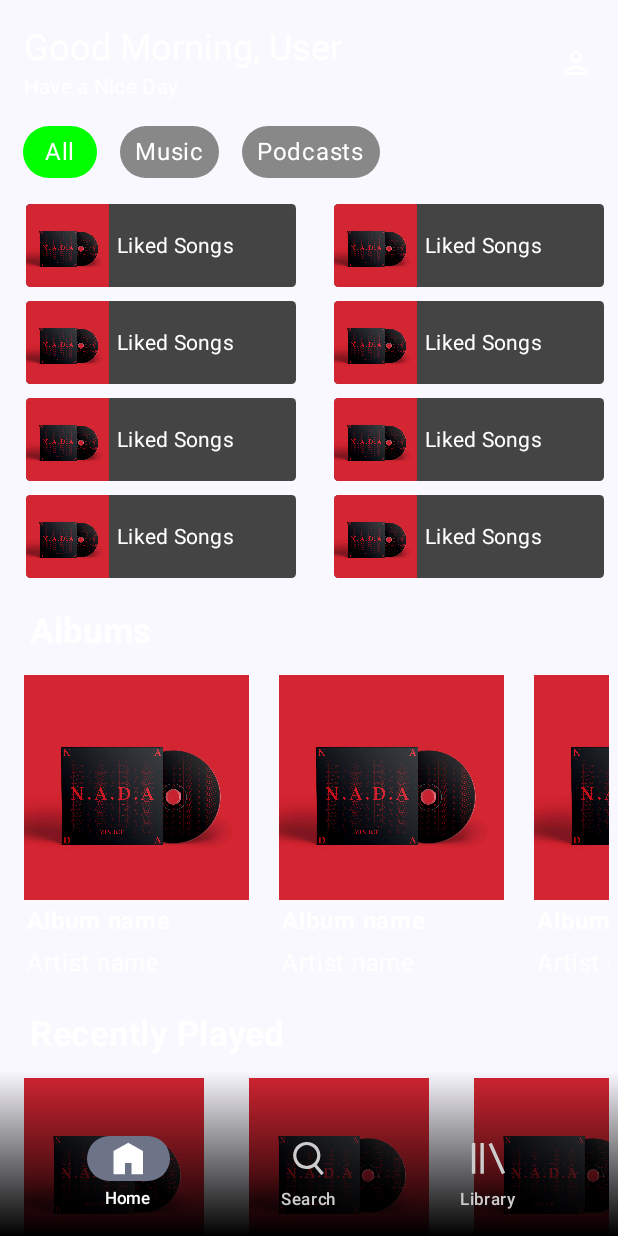
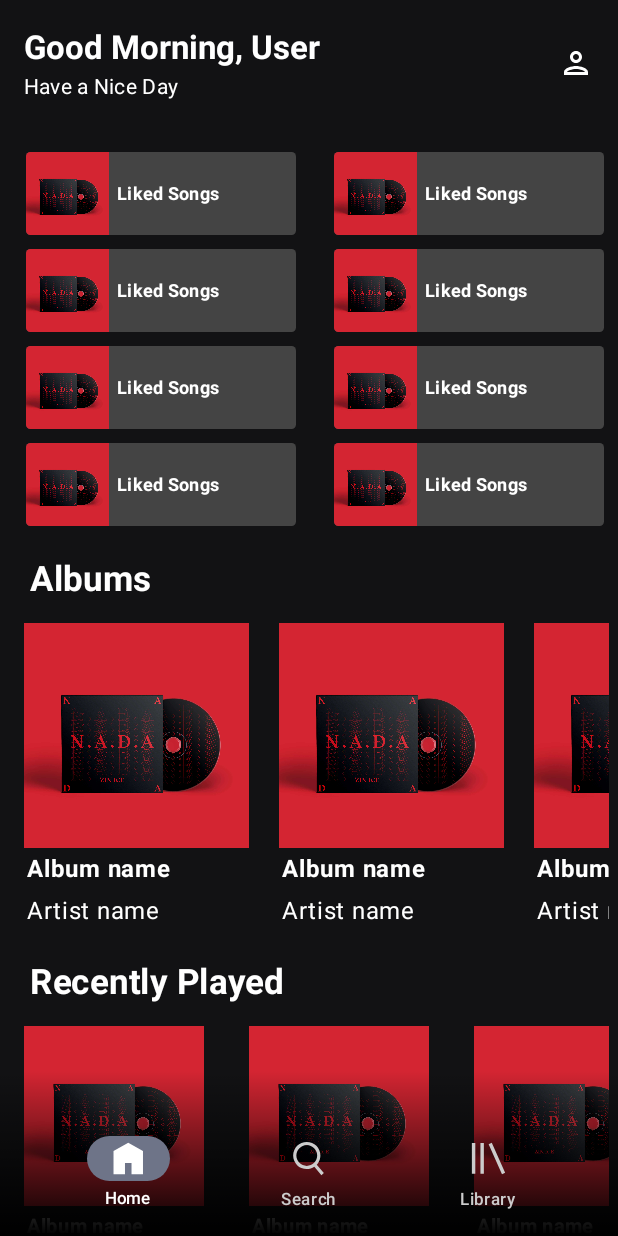
Before and after one commit to navneet851/Neptune, an Android app built with Jetpack Compose: the screen it shows after launch (MainActivity), on a phone screen of 412 x 824 dp. Run offline under Robolectric (Android 15) with nearby library versions, the phone set to English and light mode, and no system bars.

Commit message:
status bar

```diff
--- a/app/src/main/java/com/music/stream/neptune/MainActivity.kt
+++ b/app/src/main/java/com/music/stream/neptune/MainActivity.kt
@@ -11,14 +11,20 @@ class MainActivity : ComponentActivity() {
     @RequiresApi(Build.VERSION_CODES.S)
 
     override fun onCreate(savedInstanceState: Bundle?) {
-        actionBar?.hide()
+//        enableEdgeToEdge(
+//            statusBarStyle = SystemBarStyle.light(
+//                Color(0xFF121214).toArgb(), Color(0xFF121214).toArgb()
+//            )
+//        )
         super.onCreate(savedInstanceState)
 
         setContent {
             NeptuneTheme {
                 // A surface container using the 'background' color from the theme
 
-                App()
+                    App()
+
+
             }
         }
     }
--- a/app/src/main/java/com/music/stream/neptune/screens/HomeScreen.kt
+++ b/app/src/main/java/com/music/stream/neptune/screens/HomeScreen.kt
@@ -1,5 +1,7 @@
 package com.music.stream.neptune.screens
 
+import android.os.Build
+import androidx.annotation.RequiresApi
 import androidx.compose.foundation.Image
 import androidx.compose.foundation.background
 import androidx.compose.foundation.clickable
@@ -14,6 +16,8 @@ import androidx.compose.foundation.layout.padding
 import androidx.compose.foundation.layout.size
 import androidx.compose.foundation.layout.width
 import androidx.compose.foundation.lazy.LazyRow
+import androidx.compose.foundation.lazy.grid.GridCells
+import androidx.compose.foundation.lazy.grid.LazyVerticalGrid
 import androidx.compose.foundation.rememberScrollState
 import androidx.compose.foundation.shape.RoundedCornerShape
 import androidx.compose.foundation.verticalScroll
@@ -25,45 +29,54 @@ import androidx.compose.material3.Icon
 import androidx.compose.material3.MaterialTheme
 import androidx.compose.material3.Text
 import androidx.compose.runtime.Composable
-import androidx.compose.runtime.getValue
-import androidx.compose.runtime.mutableStateOf
-import androidx.compose.runtime.remember
-import androidx.compose.runtime.setValue
 import androidx.compose.ui.Alignment
 import androidx.compose.ui.Modifier
 import androidx.compose.ui.draw.clip
 import androidx.compose.ui.graphics.Brush
 import androidx.compose.ui.graphics.Color
+import androidx.compose.ui.graphics.toArgb
 import androidx.compose.ui.layout.ContentScale
 import androidx.compose.ui.res.painterResource
 import androidx.compose.ui.text.TextStyle
 import androidx.compose.ui.text.font.FontWeight
 import androidx.compose.ui.text.style.TextAlign
+import androidx.compose.ui.tooling.preview.Preview
 import androidx.compose.ui.unit.dp
 import androidx.compose.ui.unit.sp
 import androidx.navigation.NavController
 import com.music.stream.neptune.R
+import com.music.stream.neptune.ui.theme.appbackground
+import java.time.LocalTime
 
 
+@RequiresApi(Build.VERSION_CODES.O)
 @Composable
-fun HomeScreen(navController: NavController) {
-
+fun HomeScreen(navController: NavController){
         Column(
             modifier = Modifier
                 .fillMaxSize()
                 .verticalScroll(rememberScrollState())
+                .background(Color(appbackground.toArgb()))
         ) {
             GreetingSection()
-            ChipSection(chip = listOf(" All ", "Music", "Podcasts"))
+//            ChipSection(chip = listOf(" All ", "Music", "Podcasts"))
             HomePlaylistGrid(navController)
+            //HomePlaylistGrid1()
             HomeAlbums(albums = listOf("karan aujla", "diljit", "fudfu", "frref", "frrf"))
             HomeRecentlyPlayed(navController, albums = listOf("karan aujla", "diljit", "fudfu", "frref", "frrf"))
             ImageCard(Image = R.drawable.album, contentDescription = "album", title = "Amlum : karan Aujla")
         }
 }
 
+@RequiresApi(Build.VERSION_CODES.O)
 @Composable
 fun GreetingSection(name : String = "User") {
+    val currentHour = LocalTime.now().hour
+    val greeting = when {
+        currentHour < 12 -> "Good Morning"
+        currentHour < 17 -> "Good Afternoon"
+        else -> "Good Evening"
+    }
     Row(
         horizontalArrangement = Arrangement.SpaceBetween,
         verticalAlignment = Alignment.CenterVertically,
@@ -73,9 +86,11 @@ fun GreetingSection(name : String = "User") {
     ) {
         Column(verticalArrangement = Arrangement.Center) {
             Text(
-                text = "Good Morning, $name",
+                text = "$greeting, $name",
                 style = MaterialTheme.typography.headlineSmall,
-                color = Color.White
+                color = Color.White,
+                fontSize = 22.sp,
+                fontWeight = FontWeight.Bold
                 )
             Text(
                 text = "Have a Nice Day",
@@ -87,34 +102,34 @@ fun GreetingSection(name : String = "User") {
     }
 }
 
-@Composable
-fun ChipSection(
-    chip : List<String>
-) {
-    var selectedChip by remember {
-        mutableStateOf(0)
-    }
-    LazyRow{
-        items(chip.size){
-            Box(contentAlignment = Alignment.Center,
-                modifier = Modifier
-                    .padding(15.dp, 0.dp, 0.dp, 0.dp)
-                    .clickable {
-                        selectedChip = it
-                    }
-                    .clip(RoundedCornerShape(50.dp))
-                    .background(
-                        if (selectedChip == it) Color.Green
-                        else Color.Gray
-                    )
-                    .padding(10.dp, 5.dp)
-
-            ){
-                Text(text = chip[it], color = Color.White)
-            }
-        }
-    }
-}
+//@Composable
+//fun ChipSection(
+//    chip : List<String>
+//) {
+//    var selectedChip by remember {
+//        mutableStateOf(0)
+//    }
+//    LazyRow{
+//        items(chip.size){
+//            Box(contentAlignment = Alignment.Center,
+//                modifier = Modifier
+//                    .padding(15.dp, 0.dp, 0.dp, 0.dp)
+//                    .clickable {
+//                        selectedChip = it
+//                    }
+//                    .clip(RoundedCornerShape(50.dp))
+//                    .background(
+//                        if (selectedChip == it) Color.Green
+//                        else Color.Gray
+//                    )
+//                    .padding(10.dp, 5.dp)
+//
+//            ){
+//                Text(text = chip[it], color = Color.White)
+//            }
+//        }
+//    }
+//}
 
 @Composable
 fun HomePlaylistGrid(navController: NavController) {
@@ -150,7 +165,9 @@ fun HomePlaylistGrid(navController: NavController) {
                         Text(modifier = Modifier.padding(5.dp),
                             text = "Liked Songs",
                             style = MaterialTheme.typography.bodyMedium,
-                            color = Color.White
+                            color = Color.White,
+                            fontSize = 12.sp,
+                            fontWeight = FontWeight.Bold
                         )
 
                     }
@@ -162,6 +179,45 @@ fun HomePlaylistGrid(navController: NavController) {
 
 
 }
+
+@Preview
+@Composable
+fun HomePlaylistGrid1() {
+    LazyVerticalGrid(
+        columns = GridCells.Fixed(2)
+    ) {
+        items(8) {
+            Row(
+                horizontalArrangement = Arrangement.Start,
+                verticalAlignment = Alignment.CenterVertically,
+                modifier = Modifier
+                    .padding(4.dp)
+                    .clip(RoundedCornerShape(3.dp))
+                    .background(Color.DarkGray)
+                    .width(180.dp)
+                    .clickable {
+                        //navController.navigate("albums")
+                    }
+            ) {
+                Image(
+                    modifier = Modifier
+                        .size(55.dp),
+                    contentScale = ContentScale.Crop,
+                    painter = painterResource(id = R.drawable.album), contentDescription = "Profile"
+                )
+                Text(
+                    modifier = Modifier.padding(5.dp),
+                    text = "Liked Songs",
+                    style = MaterialTheme.typography.bodyMedium,
+                    color = Color.White
+                )
+
+            }
+        }
+
+    }
+}
+
 
 @Composable
 fun HomeAlbums(
@@ -249,7 +305,7 @@ fun ImageCard(
     title: String,
     modifier: Modifier = Modifier
 ) {
-    Column() {
+    Column {
         repeat(2) {
             Card(
                 shape = RoundedCornerShape(25.dp),
--- a/app/src/main/java/com/music/stream/neptune/ui/theme/Color.kt
+++ b/app/src/main/java/com/music/stream/neptune/ui/theme/Color.kt
@@ -9,3 +9,4 @@ val Pink80 = Color(0xFFEFB8C8)
 val Purple40 = Color(0xFF6650a4)
 val PurpleGrey40 = Color(0xFF625b71)
 val Pink40 = Color(0xFF7D5260)
+val appbackground = Color(0xFF121214)
--- a/app/src/main/java/com/music/stream/neptune/ui/theme/Theme.kt
+++ b/app/src/main/java/com/music/stream/neptune/ui/theme/Theme.kt
@@ -10,6 +10,7 @@ import androidx.compose.material3.dynamicLightColorScheme
 import androidx.compose.material3.lightColorScheme
 import androidx.compose.runtime.Composable
 import androidx.compose.runtime.SideEffect
+import androidx.compose.ui.graphics.Color
 import androidx.compose.ui.graphics.toArgb
 import androidx.compose.ui.platform.LocalContext
 import androidx.compose.ui.platform.LocalView
@@ -18,16 +19,17 @@ import androidx.core.view.WindowCompat
 private val DarkColorScheme = darkColorScheme(
     primary = Purple80,
     secondary = PurpleGrey80,
-    tertiary = Pink80
+    tertiary = Pink80,
+    background = appbackground,
 )
 
 private val LightColorScheme = lightColorScheme(
     primary = Purple40,
     secondary = PurpleGrey40,
-    tertiary = Pink40
+    tertiary = Pink40 ,
+    background = appbackground,
+    /* Other default colors to override
 
-    /* Other default colors to override
-    background = Color(0xFFFFFBFE),
     surface = Color(0xFFFFFBFE),
     onPrimary = Color.White,
     onSecondary = Color.White,
@@ -57,7 +59,7 @@ fun NeptuneTheme(
     if (!view.isInEditMode) {
         SideEffect {
             val window = (view.context as Activity).window
-            window.statusBarColor = colorScheme.primary.toArgb()
+            window.statusBarColor = Color(0xFF121214).toArgb()
             WindowCompat.getInsetsController(window, view).isAppearanceLightStatusBars = darkTheme
         }
     }
--- /dev/null
+++ b/app/src/main/res/values/ic_launcher_background.xml
@@ -0,0 +1,4 @@
+<?xml version="1.0" encoding="utf-8"?>
+<resources>
+    <color name="ic_launcher_background">#030303</color>
+</resources>
```
Also changed, not shown: app/src/main/ic_launcher-playstore.png (added), app/src/main/res/drawable/ic_launcher_foreground_logo.webp (added), app/src/main/res/mipmap-hdpi/ic_launcher_foreground.webp (added), app/src/main/res/mipmap-mdpi/ic_launcher_foreground.webp (added), app/src/main/res/mipmap-xhdpi/ic_launcher_foreground.webp (added), app/src/main/res/mipmap-xxhdpi/ic_launcher_foreground.webp (added), app/src/main/res/mipmap-xxxhdpi/ic_launcher_foreground.webp (added), 1 other file.
